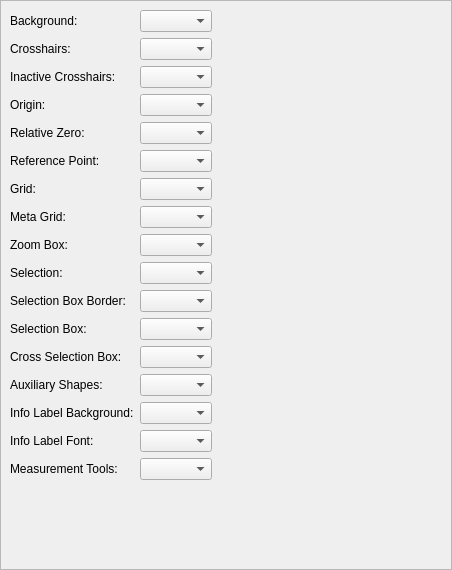
Qt form scripts/Edit/AppPreferences/GraphicsViewPreferences/ColorPreferences/PreferencesPage.ui (qcad/qcad) before a commit.
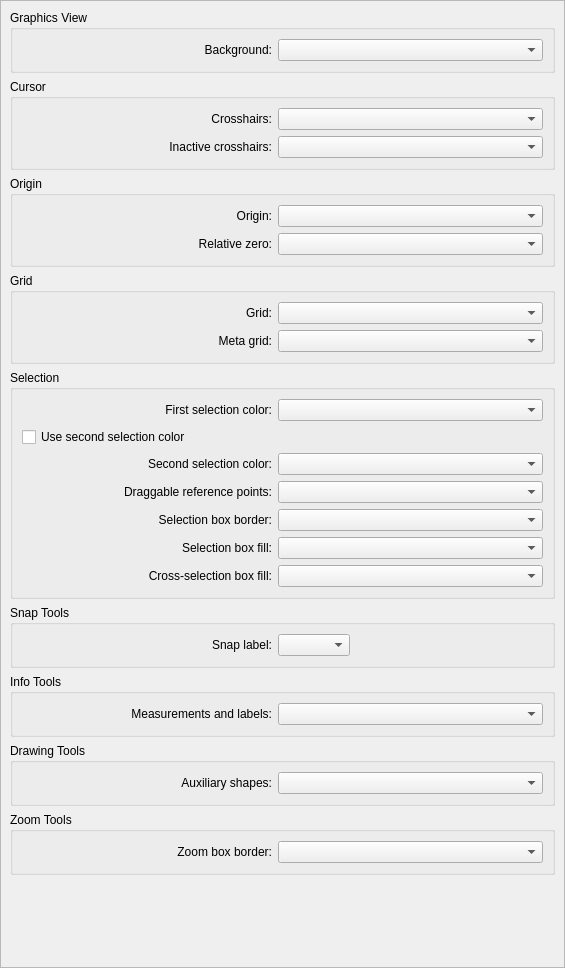
The same form after that commit. Custom widgets are drawn as their Qt base class.

Commit message: add support for two colored selection

```diff
--- a/scripts/Edit/AppPreferences/GraphicsViewPreferences/ColorPreferences/PreferencesPage.ui
+++ b/scripts/Edit/AppPreferences/GraphicsViewPreferences/ColorPreferences/PreferencesPage.ui
@@ -6,8 +6,8 @@
    <rect>
     <x>0</x>
     <y>0</y>
-    <width>452</width>
-    <height>570</height>
+    <width>565</width>
+    <height>968</height>
    </rect>
   </property>
   <property name="windowTitle">
@@ -21,19 +21,31 @@
     <rect>
      <x>0</x>
      <y>0</y>
-     <width>450</width>
-     <height>568</height>
+     <width>563</width>
+     <height>966</height>
     </rect>
    </property>
-   <layout class="QFormLayout" name="formLayout">
-    <property name="fieldGrowthPolicy">
-     <enum>QFormLayout::FieldsStayAtSizeHint</enum>
-    </property>
+   <layout class="QVBoxLayout" name="verticalLayout">
+    <item>
+     <widget class="QGroupBox" name="groupBox">
+      <property name="title">
+       <string>Graphics View</string>
+      </property>
+      <layout class="QFormLayout" name="formLayout_2">
     <item row="0" column="0">
      <widget class="QLabel" name="label">
+         <property name="minimumSize">
+          <size>
+           <width>250</width>
+           <height>0</height>
+          </size>
+         </property>
       <property name="text">
        <string>Background:</string>
       </property>
+         <property name="alignment">
+          <set>Qt::AlignRight|Qt::AlignTrailing|Qt::AlignVCenter</set>
+         </property>
      </widget>
     </item>
     <item row="0" column="1">
@@ -56,21 +68,74 @@
       </property>
      </widget>
     </item>
-    <item row="1" column="0">
+      </layout>
+     </widget>
+    </item>
+    <item>
+     <widget class="QGroupBox" name="groupBox_2">
+      <property name="title">
+       <string>Cursor</string>
+      </property>
+      <layout class="QFormLayout" name="formLayout">
+       <item row="0" column="0">
      <widget class="QLabel" name="label_3">
+         <property name="sizePolicy">
+          <sizepolicy hsizetype="Preferred" vsizetype="Preferred">
+           <horstretch>0</horstretch>
+           <verstretch>0</verstretch>
+          </sizepolicy>
+         </property>
+         <property name="minimumSize">
+          <size>
+           <width>250</width>
+           <height>0</height>
+          </size>
+         </property>
       <property name="text">
        <string>Crosshairs:</string>
       </property>
-     </widget>
-    </item>
-    <item row="2" column="0">
+         <property name="alignment">
+          <set>Qt::AlignRight|Qt::AlignTrailing|Qt::AlignVCenter</set>
+         </property>
+        </widget>
+       </item>
+       <item row="0" column="1">
+        <widget class="RColorCombo" name="CrosshairColor">
+         <property name="onlyFixed" stdset="0">
+          <bool>true</bool>
+         </property>
+         <property name="showAlphaChannel" stdset="0">
+          <bool>true</bool>
+         </property>
+         <property name="color" stdset="0">
+          <color alpha="128">
+           <red>255</red>
+           <green>194</green>
+           <blue>0</blue>
+          </color>
+         </property>
+         <property name="blackWhite" stdset="0">
+          <bool>false</bool>
+         </property>
+        </widget>
+       </item>
+       <item row="1" column="0">
      <widget class="QLabel" name="label_14">
+         <property name="minimumSize">
+          <size>
+           <width>250</width>
+           <height>0</height>
+          </size>
+         </property>
       <property name="text">
-       <string>Inactive Crosshairs:</string>
+          <string>Inactive crosshairs:</string>
+         </property>
+         <property name="alignment">
+          <set>Qt::AlignRight|Qt::AlignTrailing|Qt::AlignVCenter</set>
       </property>
      </widget>
     </item>
-    <item row="2" column="1">
+       <item row="1" column="1">
      <widget class="RColorCombo" name="CrosshairColorInactive">
       <property name="onlyFixed" stdset="0">
        <bool>true</bool>
@@ -90,14 +155,32 @@
       </property>
      </widget>
     </item>
-    <item row="3" column="0">
+      </layout>
+     </widget>
+    </item>
+    <item>
+     <widget class="QGroupBox" name="groupBox_3">
+      <property name="title">
+       <string>Origin</string>
+      </property>
+      <layout class="QFormLayout" name="formLayout_3">
+       <item row="0" column="0">
      <widget class="QLabel" name="label_2">
+         <property name="minimumSize">
+          <size>
+           <width>250</width>
+           <height>0</height>
+          </size>
+         </property>
       <property name="text">
        <string>Origin:</string>
       </property>
-     </widget>
-    </item>
-    <item row="3" column="1">
+         <property name="alignment">
+          <set>Qt::AlignRight|Qt::AlignTrailing|Qt::AlignVCenter</set>
+         </property>
+        </widget>
+       </item>
+       <item row="0" column="1">
      <widget class="RColorCombo" name="OriginColor">
       <property name="onlyFixed" stdset="0">
        <bool>true</bool>
@@ -117,14 +200,23 @@
       </property>
      </widget>
     </item>
-    <item row="4" column="0">
+       <item row="1" column="0">
      <widget class="QLabel" name="label_11">
+         <property name="minimumSize">
+          <size>
+           <width>250</width>
+           <height>0</height>
+          </size>
+         </property>
       <property name="text">
-       <string>Relative Zero:</string>
+          <string>Relative zero:</string>
+         </property>
+         <property name="alignment">
+          <set>Qt::AlignRight|Qt::AlignTrailing|Qt::AlignVCenter</set>
       </property>
      </widget>
     </item>
-    <item row="4" column="1">
+       <item row="1" column="1">
      <widget class="RColorCombo" name="RelativeZeroColor">
       <property name="onlyFixed" stdset="0">
        <bool>true</bool>
@@ -144,41 +236,32 @@
       </property>
      </widget>
     </item>
-    <item row="5" column="0">
-     <widget class="QLabel" name="label_13">
-      <property name="text">
-       <string>Reference Point:</string>
-      </property>
+      </layout>
      </widget>
     </item>
-    <item row="5" column="1">
-     <widget class="RColorCombo" name="ReferencePointColor">
-      <property name="onlyFixed" stdset="0">
-       <bool>true</bool>
+    <item>
+     <widget class="QGroupBox" name="groupBox_4">
+      <property name="title">
+       <string>Grid</string>
       </property>
-      <property name="showAlphaChannel" stdset="0">
-       <bool>true</bool>
-      </property>
-      <property name="color" stdset="0">
-       <color>
-        <red>0</red>
-        <green>0</green>
-        <blue>172</blue>
-       </color>
-      </property>
-      <property name="blackWhite" stdset="0">
-       <bool>false</bool>
-      </property>
-     </widget>
-    </item>
-    <item row="6" column="0">
+      <layout class="QFormLayout" name="formLayout_4">
+       <item row="0" column="0">
      <widget class="QLabel" name="label_4">
+         <property name="minimumSize">
+          <size>
+           <width>250</width>
+           <height>0</height>
+          </size>
+         </property>
       <property name="text">
        <string>Grid:</string>
       </property>
-     </widget>
-    </item>
-    <item row="6" column="1">
+         <property name="alignment">
+          <set>Qt::AlignRight|Qt::AlignTrailing|Qt::AlignVCenter</set>
+         </property>
+        </widget>
+       </item>
+       <item row="0" column="1">
      <widget class="RColorCombo" name="GridColor">
       <property name="currentIndex">
        <number>-1</number>
@@ -201,14 +284,23 @@
       </property>
      </widget>
     </item>
-    <item row="7" column="0">
+       <item row="1" column="0">
      <widget class="QLabel" name="label_5">
+         <property name="minimumSize">
+          <size>
+           <width>250</width>
+           <height>0</height>
+          </size>
+         </property>
       <property name="text">
-       <string>Meta Grid:</string>
+          <string>Meta grid:</string>
+         </property>
+         <property name="alignment">
+          <set>Qt::AlignRight|Qt::AlignTrailing|Qt::AlignVCenter</set>
       </property>
      </widget>
     </item>
-    <item row="7" column="1">
+       <item row="1" column="1">
      <widget class="RColorCombo" name="MetaGridColor">
       <property name="onlyFixed" stdset="0">
        <bool>true</bool>
@@ -228,41 +320,32 @@
       </property>
      </widget>
     </item>
-    <item row="8" column="0">
-     <widget class="QLabel" name="label_6">
-      <property name="text">
-       <string>Zoom Box:</string>
-      </property>
+      </layout>
      </widget>
     </item>
-    <item row="8" column="1">
-     <widget class="RColorCombo" name="ZoomBoxColor">
-      <property name="onlyFixed" stdset="0">
-       <bool>true</bool>
+    <item>
+     <widget class="QGroupBox" name="groupBox_5">
+      <property name="title">
+       <string>Selection</string>
       </property>
-      <property name="color" stdset="0">
-       <color>
-        <red>127</red>
-        <green>0</green>
-        <blue>0</blue>
-       </color>
-      </property>
-      <property name="blackWhite" stdset="0">
-       <bool>false</bool>
-      </property>
-      <property name="showAlphaChannel" stdset="0">
-       <bool>true</bool>
-      </property>
-     </widget>
-    </item>
-    <item row="9" column="0">
+      <layout class="QFormLayout" name="formLayout_5">
+       <item row="0" column="0">
      <widget class="QLabel" name="label_7">
+         <property name="minimumSize">
+          <size>
+           <width>250</width>
+           <height>0</height>
+          </size>
+         </property>
       <property name="text">
-       <string>Selection:</string>
+          <string>First selection color:</string>
+         </property>
+         <property name="alignment">
+          <set>Qt::AlignRight|Qt::AlignTrailing|Qt::AlignVCenter</set>
       </property>
      </widget>
     </item>
-    <item row="9" column="1">
+       <item row="0" column="1">
      <widget class="RColorCombo" name="SelectionColor">
       <property name="onlyFixed" stdset="0">
        <bool>true</bool>
@@ -282,14 +365,105 @@
       </property>
      </widget>
     </item>
-    <item row="10" column="0">
+       <item row="1" column="0">
+        <widget class="QCheckBox" name="s">
+         <property name="text">
+          <string>Use second selection color</string>
+         </property>
+        </widget>
+       </item>
+       <item row="1" column="1">
+        <widget class="QWidget" name="widget" native="true"/>
+       </item>
+       <item row="2" column="0">
+        <widget class="QLabel" name="SecondSelectionColorLabel">
+         <property name="minimumSize">
+          <size>
+           <width>250</width>
+           <height>0</height>
+          </size>
+         </property>
+         <property name="text">
+          <string>Second selection color:</string>
+         </property>
+         <property name="alignment">
+          <set>Qt::AlignRight|Qt::AlignTrailing|Qt::AlignVCenter</set>
+         </property>
+        </widget>
+       </item>
+       <item row="2" column="1">
+        <widget class="RColorCombo" name="SecondSelectionColor">
+         <property name="onlyFixed" stdset="0">
+          <bool>true</bool>
+         </property>
+         <property name="showAlphaChannel" stdset="0">
+          <bool>true</bool>
+         </property>
+         <property name="color" stdset="0">
+          <color>
+           <red>255</red>
+           <green>255</green>
+           <blue>255</blue>
+          </color>
+         </property>
+         <property name="blackWhite" stdset="0">
+          <bool>false</bool>
+         </property>
+        </widget>
+       </item>
+       <item row="3" column="0">
+        <widget class="QLabel" name="label_13">
+         <property name="minimumSize">
+          <size>
+           <width>250</width>
+           <height>0</height>
+          </size>
+         </property>
+         <property name="text">
+          <string>Draggable reference points:</string>
+         </property>
+         <property name="alignment">
+          <set>Qt::AlignRight|Qt::AlignTrailing|Qt::AlignVCenter</set>
+         </property>
+        </widget>
+       </item>
+       <item row="3" column="1">
+        <widget class="RColorCombo" name="ReferencePointColor">
+         <property name="onlyFixed" stdset="0">
+          <bool>true</bool>
+         </property>
+         <property name="showAlphaChannel" stdset="0">
+          <bool>true</bool>
+         </property>
+         <property name="color" stdset="0">
+          <color>
+           <red>0</red>
+           <green>0</green>
+           <blue>172</blue>
+          </color>
+         </property>
+         <property name="blackWhite" stdset="0">
+          <bool>false</bool>
+         </property>
+        </widget>
+       </item>
+       <item row="4" column="0">
      <widget class="QLabel" name="label_8">
+         <property name="minimumSize">
+          <size>
+           <width>250</width>
+           <height>0</height>
+          </size>
+         </property>
       <property name="text">
-       <string>Selection Box Border:</string>
+          <string>Selection box border:</string>
+         </property>
+         <property name="alignment">
+          <set>Qt::AlignRight|Qt::AlignTrailing|Qt::AlignVCenter</set>
       </property>
      </widget>
     </item>
-    <item row="10" column="1">
+       <item row="4" column="1">
      <widget class="RColorCombo" name="SelectionBoxColor">
       <property name="onlyFixed" stdset="0">
        <bool>true</bool>
@@ -309,14 +483,23 @@
       </property>
      </widget>
     </item>
-    <item row="11" column="0">
+       <item row="5" column="0">
      <widget class="QLabel" name="label_9">
+         <property name="minimumSize">
+          <size>
+           <width>250</width>
+           <height>0</height>
+          </size>
+         </property>
       <property name="text">
-       <string>Selection Box:</string>
+          <string>Selection box fill:</string>
+         </property>
+         <property name="alignment">
+          <set>Qt::AlignRight|Qt::AlignTrailing|Qt::AlignVCenter</set>
       </property>
      </widget>
     </item>
-    <item row="11" column="1">
+       <item row="5" column="1">
      <widget class="RColorCombo" name="SelectionBoxBackgroundColor">
       <property name="onlyFixed" stdset="0">
        <bool>true</bool>
@@ -336,14 +519,23 @@
       </property>
      </widget>
     </item>
-    <item row="12" column="0">
+       <item row="6" column="0">
      <widget class="QLabel" name="label_12">
+         <property name="minimumSize">
+          <size>
+           <width>250</width>
+           <height>0</height>
+          </size>
+         </property>
       <property name="text">
-       <string>Cross Selection Box:</string>
+          <string>Cross-selection box fill:</string>
+         </property>
+         <property name="alignment">
+          <set>Qt::AlignRight|Qt::AlignTrailing|Qt::AlignVCenter</set>
       </property>
      </widget>
     </item>
-    <item row="12" column="1">
+       <item row="6" column="1">
      <widget class="RColorCombo" name="SelectionBoxBackgroundCrossColor">
       <property name="onlyFixed" stdset="0">
        <bool>true</bool>
@@ -363,81 +555,35 @@
       </property>
      </widget>
     </item>
-    <item row="13" column="0">
-     <widget class="QLabel" name="label_10">
-      <property name="text">
-       <string>Auxiliary Shapes:</string>
-      </property>
+      </layout>
      </widget>
     </item>
-    <item row="13" column="1">
-     <widget class="RColorCombo" name="AuxShapeColor">
-      <property name="onlyFixed" stdset="0">
-       <bool>true</bool>
+    <item>
+     <widget class="QGroupBox" name="groupBox_6">
+      <property name="title">
+       <string>Snap Tools</string>
       </property>
-      <property name="showAlphaChannel" stdset="0">
-       <bool>true</bool>
-      </property>
-      <property name="color" stdset="0">
-       <color>
-        <red>121</red>
-        <green>118</green>
-        <blue>197</blue>
-       </color>
-      </property>
-      <property name="blackWhite" stdset="0">
-       <bool>false</bool>
-      </property>
-     </widget>
-    </item>
-    <item row="1" column="1">
-     <widget class="RColorCombo" name="CrosshairColor">
-      <property name="onlyFixed" stdset="0">
-       <bool>true</bool>
-      </property>
-      <property name="showAlphaChannel" stdset="0">
-       <bool>true</bool>
-      </property>
-      <property name="color" stdset="0">
-       <color alpha="128">
-        <red>255</red>
-        <green>194</green>
-        <blue>0</blue>
-       </color>
-      </property>
-      <property name="blackWhite" stdset="0">
-       <bool>false</bool>
-      </property>
-     </widget>
-    </item>
-    <item row="14" column="1">
-     <widget class="RColorCombo" name="TextLabelBackgroundColor">
-      <property name="onlyFixed" stdset="0">
-       <bool>true</bool>
-      </property>
-      <property name="showAlphaChannel" stdset="0">
-       <bool>true</bool>
-      </property>
-      <property name="color" stdset="0">
-       <color alpha="184">
-        <red>234</red>
-        <green>199</green>
-        <blue>47</blue>
-       </color>
-      </property>
-      <property name="blackWhite" stdset="0">
-       <bool>true</bool>
-      </property>
-     </widget>
-    </item>
-    <item row="14" column="0">
-     <widget class="QLabel" name="label_15">
-      <property name="text">
-       <string>Info Label Background:</string>
-      </property>
-     </widget>
-    </item>
-    <item row="15" column="1">
+      <layout class="QFormLayout" name="formLayout_6">
+       <property name="fieldGrowthPolicy">
+        <enum>QFormLayout::FieldsStayAtSizeHint</enum>
+       </property>
+       <item row="0" column="0">
+        <widget class="QLabel" name="label_16">
+         <property name="minimumSize">
+          <size>
+           <width>250</width>
+           <height>0</height>
+          </size>
+         </property>
+         <property name="text">
+          <string>Snap label:</string>
+         </property>
+         <property name="alignment">
+          <set>Qt::AlignRight|Qt::AlignTrailing|Qt::AlignVCenter</set>
+         </property>
+        </widget>
+       </item>
+       <item row="0" column="1">
      <widget class="RColorCombo" name="TextLabelColor">
       <property name="onlyFixed" stdset="0">
        <bool>true</bool>
@@ -457,21 +603,32 @@
       </property>
      </widget>
     </item>
-    <item row="15" column="0">
-     <widget class="QLabel" name="label_16">
-      <property name="text">
-       <string>Info Label Font:</string>
-      </property>
+      </layout>
      </widget>
     </item>
-    <item row="16" column="0">
+    <item>
+     <widget class="QGroupBox" name="groupBox_8">
+      <property name="title">
+       <string>Info Tools</string>
+      </property>
+      <layout class="QFormLayout" name="formLayout_7">
+       <item row="0" column="0">
      <widget class="QLabel" name="label_17">
+         <property name="minimumSize">
+          <size>
+           <width>250</width>
+           <height>0</height>
+          </size>
+         </property>
       <property name="text">
-       <string>Measurement Tools:</string>
+          <string>Measurements and labels:</string>
+         </property>
+         <property name="alignment">
+          <set>Qt::AlignRight|Qt::AlignTrailing|Qt::AlignVCenter</set>
       </property>
      </widget>
     </item>
-    <item row="16" column="1">
+       <item row="0" column="1">
      <widget class="RColorCombo" name="MeasurementToolsColor">
       <property name="onlyFixed" stdset="0">
        <bool>true</bool>
@@ -493,6 +650,112 @@
     </item>
    </layout>
   </widget>
+    </item>
+    <item>
+     <widget class="QGroupBox" name="groupBox_9">
+      <property name="title">
+       <string>Drawing Tools</string>
+      </property>
+      <layout class="QFormLayout" name="formLayout_9">
+       <item row="0" column="0">
+        <widget class="QLabel" name="label_10">
+         <property name="minimumSize">
+          <size>
+           <width>250</width>
+           <height>0</height>
+          </size>
+         </property>
+         <property name="text">
+          <string>Auxiliary shapes:</string>
+         </property>
+         <property name="alignment">
+          <set>Qt::AlignRight|Qt::AlignTrailing|Qt::AlignVCenter</set>
+         </property>
+        </widget>
+       </item>
+       <item row="0" column="1">
+        <widget class="RColorCombo" name="AuxShapeColor">
+         <property name="onlyFixed" stdset="0">
+          <bool>true</bool>
+         </property>
+         <property name="showAlphaChannel" stdset="0">
+          <bool>true</bool>
+         </property>
+         <property name="color" stdset="0">
+          <color>
+           <red>121</red>
+           <green>118</green>
+           <blue>197</blue>
+          </color>
+         </property>
+         <property name="blackWhite" stdset="0">
+          <bool>false</bool>
+         </property>
+        </widget>
+       </item>
+      </layout>
+     </widget>
+    </item>
+    <item>
+     <widget class="QGroupBox" name="groupBox_7">
+      <property name="title">
+       <string>Zoom Tools</string>
+      </property>
+      <layout class="QFormLayout" name="formLayout_8">
+       <item row="0" column="0">
+        <widget class="QLabel" name="label_6">
+         <property name="minimumSize">
+          <size>
+           <width>250</width>
+           <height>0</height>
+          </size>
+         </property>
+         <property name="text">
+          <string>Zoom box border:</string>
+         </property>
+         <property name="alignment">
+          <set>Qt::AlignRight|Qt::AlignTrailing|Qt::AlignVCenter</set>
+         </property>
+        </widget>
+       </item>
+       <item row="0" column="1">
+        <widget class="RColorCombo" name="ZoomBoxColor">
+         <property name="onlyFixed" stdset="0">
+          <bool>true</bool>
+         </property>
+         <property name="color" stdset="0">
+          <color>
+           <red>127</red>
+           <green>0</green>
+           <blue>0</blue>
+          </color>
+         </property>
+         <property name="blackWhite" stdset="0">
+          <bool>false</bool>
+         </property>
+         <property name="showAlphaChannel" stdset="0">
+          <bool>true</bool>
+         </property>
+        </widget>
+       </item>
+      </layout>
+     </widget>
+    </item>
+    <item>
+     <spacer name="verticalSpacer">
+      <property name="orientation">
+       <enum>Qt::Vertical</enum>
+      </property>
+      <property name="sizeHint" stdset="0">
+       <size>
+        <width>20</width>
+        <height>40</height>
+       </size>
+      </property>
+     </spacer>
+    </item>
+   </layout>
+  </widget>
  </widget>
  <customwidgets>
   <customwidget>
```
Left out of the diff: 35 changed lines with no effect on the pictures. Lines whose indentation alone changed are shown as unchanged. The commit also changes 17 other files.
